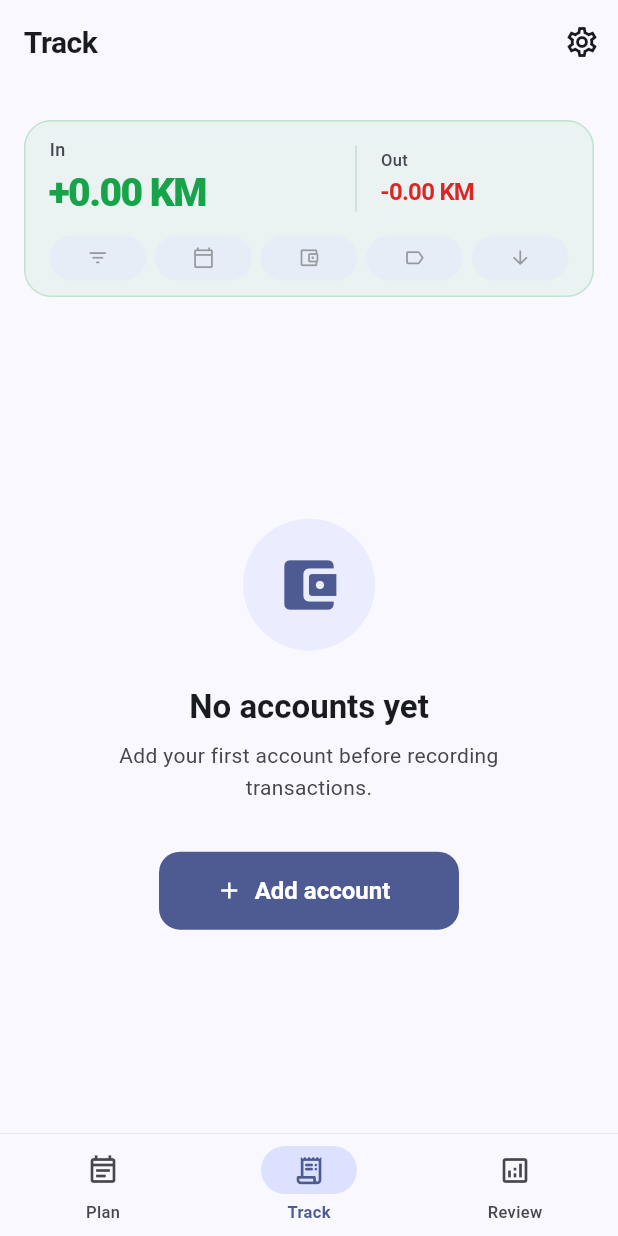
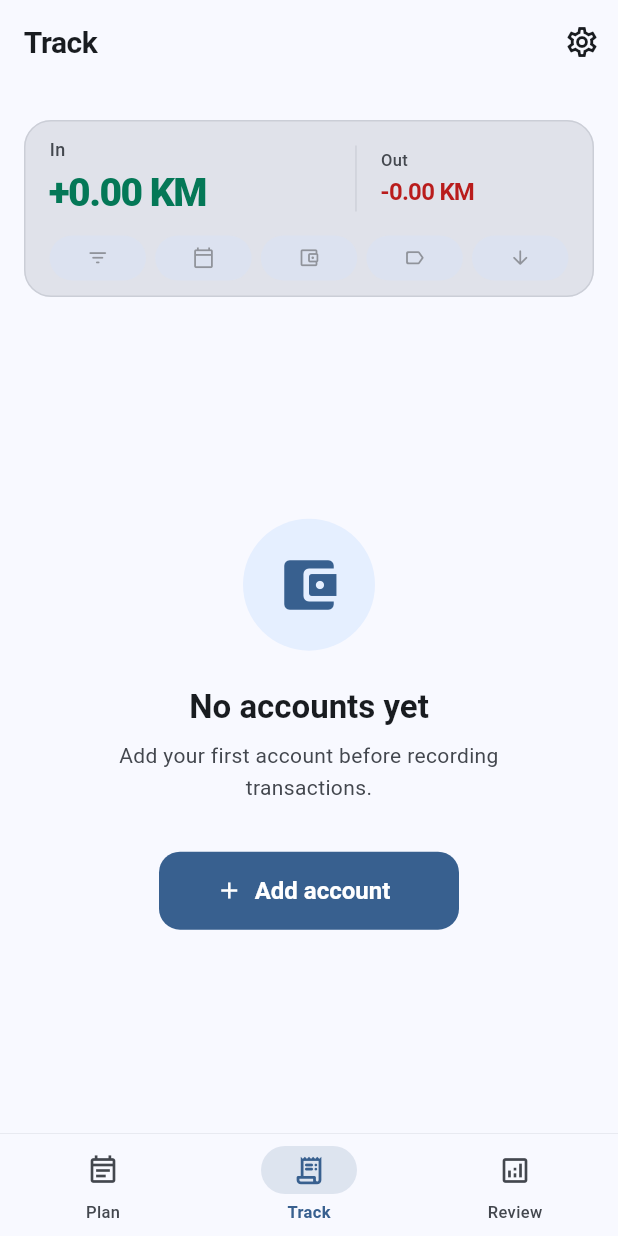
Before and after one commit to vukbundalo/platrare, a Flutter app: the screen it shows after launch, on a phone screen of 412 x 824 dp. Run offline on Flutter 3.47's test engine with Material 3 defaults, Android fonts, the phone set to English and light mode, and no system bars; our stand-ins replace drift, file_picker, flutter_markdown, image_picker, local_auth, open_filex and 2 more; missing offline and left inert: cryptography; accounts and stored records are empty; generated files the repository leaves out were written again; network calls fail.

Commit message:
Theme: institutional palette, neutral hero chrome, harmonized charts
- Deep navy seed (#123B63), transparent surface tint, subtler nav indicator
- AppHeroChrome: summary cards use scheme surfaces + primary tint, not net green/red
- LedgerColors: deeper emerald/brick red; chartPalette() from ColorScheme
- Review compare panel + donut charts use neutral shells / harmonized segments
- Destructive FilledButtons use colorScheme.error + onError
- Android/iOS launch backgrounds match cool neutral surfaces

Made-with: Cursor

```diff
--- a/lib/main.dart
+++ b/lib/main.dart
@@ -102,9 +102,10 @@ class PlatrareApp extends StatelessWidget {
   }
 
   ThemeData _buildTheme(Brightness brightness) {
-    // Trust-forward cool blue anchor (replaces violet seed for calmer fintech feel).
-    const seed = Color(0xFF1D4ED8);
-    final cs = ColorScheme.fromSeed(seedColor: seed, brightness: brightness);
+    // Deep institutional blue-navy seed; surfaces stay calm for finance UX.
+    const seed = Color(0xFF123B63);
+    final cs = ColorScheme.fromSeed(seedColor: seed, brightness: brightness)
+        .copyWith(surfaceTint: Colors.transparent);
 
     return ThemeData(
       useMaterial3: true,
@@ -155,7 +156,8 @@ class PlatrareApp extends StatelessWidget {
         elevation: 0,
         height: 68,
         backgroundColor: cs.surface,
-        indicatorColor: cs.primaryContainer,
+        indicatorColor:
+            Color.alphaBlend(cs.primary.withValues(alpha: 0.14), cs.surface),
         surfaceTintColor: Colors.transparent,
         labelBehavior: NavigationDestinationLabelBehavior.alwaysShow,
         labelTextStyle: WidgetStateProperty.resolveWith((states) {
--- a/lib/screens/new_transaction_screen.dart
+++ b/lib/screens/new_transaction_screen.dart
@@ -77,7 +77,10 @@ class _NewTransactionScreenState extends State<NewTransactionScreen> {
           ),
           FilledButton(
             onPressed: () => Navigator.pop(ctx, true),
-            style: FilledButton.styleFrom(backgroundColor: Colors.red),
+            style: FilledButton.styleFrom(
+              backgroundColor: Theme.of(ctx).colorScheme.error,
+              foregroundColor: Theme.of(ctx).colorScheme.onError,
+            ),
             child: Text(AppLocalizations.of(ctx).discard),
           ),
         ],
--- a/lib/screens/track_screen.dart
+++ b/lib/screens/track_screen.dart
@@ -923,24 +923,18 @@ class _TrackHero extends StatelessWidget {
   @override
   Widget build(BuildContext context) {
     final cs = Theme.of(context).colorScheme;
+    final brightness = Theme.of(context).brightness;
     final lc = context.ledgerColors;
-    final net = totalIn - totalOut;
-    final netPos = net >= 0;
-    final borderColor = netPos ? lc.positive : lc.negative;
     final sym = fx.currencySymbol(settings.baseCurrency);
 
     return Container(
       padding: AppHeroConstants.cardPadding,
-      decoration: BoxDecoration(
-        color: borderColor.withValues(alpha: 0.07),
-        borderRadius: BorderRadius.circular(18),
-        border: Border.all(color: borderColor.withValues(alpha: 0.2)),
-      ),
+      decoration: AppHeroChrome.cardDecoration(cs, brightness),
       child: Column(
         mainAxisSize: MainAxisSize.min,
         children: [
           HeroTwoColumnMetricsRow(
-            dividerColor: borderColor.withValues(alpha: 0.2),
+            dividerColor: AppHeroChrome.metricsDividerColor(cs, brightness),
             leftColumn: Column(
               crossAxisAlignment: CrossAxisAlignment.start,
               mainAxisSize: MainAxisSize.min,
@@ -1275,7 +1269,10 @@ class _TransactionTile extends StatelessWidget {
               Navigator.pop(ctx);
               await _delete(context);
             },
-            style: FilledButton.styleFrom(backgroundColor: Colors.red),
+            style: FilledButton.styleFrom(
+              backgroundColor: Theme.of(ctx).colorScheme.error,
+              foregroundColor: Theme.of(ctx).colorScheme.onError,
+            ),
             child: Text(AppLocalizations.of(ctx).delete),
           ),
         ],
--- a/lib/widgets/app_hero_layout.dart
+++ b/lib/widgets/app_hero_layout.dart
@@ -28,6 +28,34 @@ abstract final class AppHeroConstants {
   static const double secondaryLabelFontSize = 11;
   static const double secondaryAmountFontSize = 16;
   static const double labelToAmountGap = 2;
+}
+
+/// Neutral elevated surface for summary heroes (Track / Plan / Review / account
+/// history). Amounts keep [LedgerColors] positive/negative; the card chrome does
+/// not tint green/red from net or balance (institutional clarity).
+abstract final class AppHeroChrome {
+  static const double _radius = 18;
+
+  static BoxDecoration cardDecoration(ColorScheme cs, Brightness brightness) {
+    final base = cs.surfaceContainerHigh;
+    final tint = brightness == Brightness.dark
+        ? cs.primary.withValues(alpha: 0.10)
+        : cs.primary.withValues(alpha: 0.042);
+    return BoxDecoration(
+      color: Color.alphaBlend(tint, base),
+      borderRadius: BorderRadius.circular(_radius),
+      border: Border.all(
+        color: cs.outlineVariant.withValues(
+          alpha: brightness == Brightness.dark ? 0.55 : 0.72,
+        ),
+      ),
+    );
+  }
+
+  static Color metricsDividerColor(ColorScheme cs, Brightness brightness) =>
+      cs.outlineVariant.withValues(
+        alpha: brightness == Brightness.dark ? 0.50 : 0.62,
+      );
 }
 
 /// Two-column metrics row: [flex 3 | divider | flex 2], same on all main tabs.
```
Also changed, not shown: lib/screens/account_transactions_screen.dart (+3 -8 lines), lib/screens/new_planned_transaction_screen.dart (+8 -5 lines), lib/screens/plan_screen.dart (+3 -7 lines), lib/screens/review/account_form_widgets.dart (+24 -6 lines), lib/screens/review_screen.dart (+22 -26 lines), lib/screens/settings_screen.dart (+8 -2 lines), lib/screens/transaction_detail_screen.dart (+8 -2 lines), lib/theme/ledger_colors.dart (+22 -5 lines), 4 other files.
